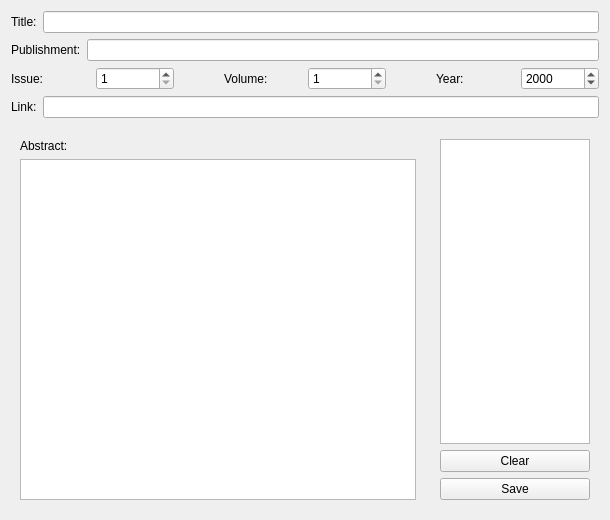
The window that Risoshi/raddwidget.ui (SirAnthony/Risoshi) describes before a commit, drawn with Qt 5.
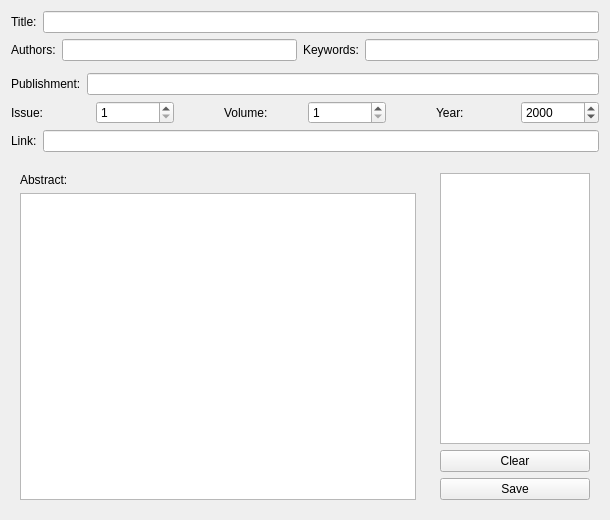
The same window after the commit. Custom widgets are drawn as their Qt base class.

```diff
--- a/Risoshi/raddwidget.ui
+++ b/Risoshi/raddwidget.ui
@@ -39,6 +39,56 @@
      </layout>
     </widget>
    </item>
+   <item>
+    <widget class="QWidget" name="horizontalWidget_9" native="true">
+     <property name="sizePolicy">
+      <sizepolicy hsizetype="Preferred" vsizetype="Minimum">
+       <horstretch>0</horstretch>
+       <verstretch>0</verstretch>
+      </sizepolicy>
+     </property>
+     <layout class="QHBoxLayout" name="horizontalLayout_11">
+      <property name="margin">
+       <number>0</number>
+      </property>
+      <item>
+       <widget class="QLabel" name="label_9">
+        <property name="text">
+         <string>Authors:</string>
+        </property>
+       </widget>
+      </item>
+      <item>
+       <widget class="QLineEdit" name="authorsEdit"/>
+      </item>
+      <item>
+       <widget class="QLabel" name="label_8">
+        <property name="text">
+         <string>Keywords:</string>
+        </property>
+       </widget>
+      </item>
+      <item>
+       <widget class="QLineEdit" name="keywordsEdit"/>
+      </item>
+     </layout>
+    </widget>
+   </item>
+   <item>
+    <widget class="QWidget" name="horizontalWidget_8" native="true">
+     <property name="sizePolicy">
+      <sizepolicy hsizetype="Preferred" vsizetype="Minimum">
+       <horstretch>0</horstretch>
+       <verstretch>0</verstretch>
+      </sizepolicy>
+     </property>
+     <layout class="QHBoxLayout" name="horizontalLayout_10">
+      <property name="margin">
+       <number>0</number>
+      </property>
+     </layout>
+    </widget>
+   </item>
    <item>
     <widget class="QWidget" name="horizontalWidget_3" native="true">
      <property name="sizePolicy">
```
